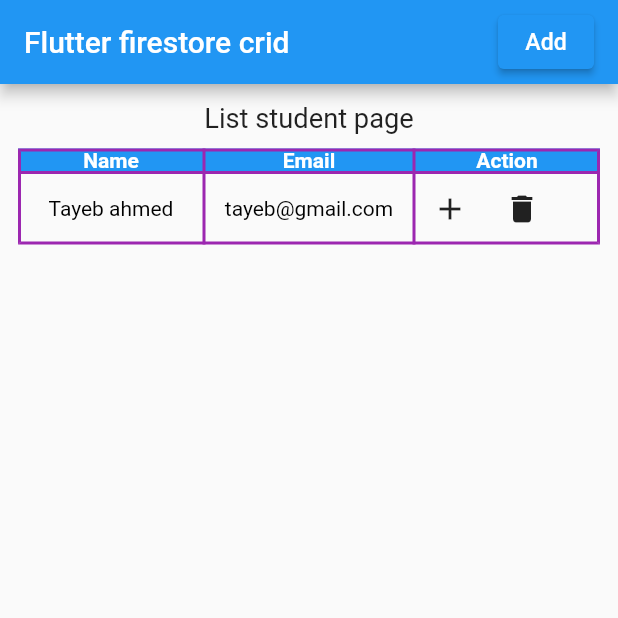
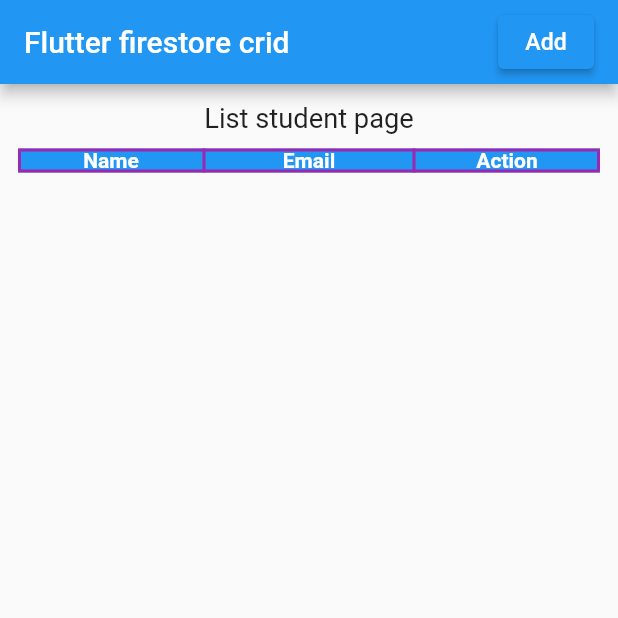
Before and after one commit to tayeb66/Firebase-CRUD, a Flutter app: the screen it shows after launch, on a phone screen of 412 x 824 dp, the top half of it. Run offline on Flutter 3.47's test engine with Material 2 defaults, Android fonts, the phone set to English and light mode, and no system bars; our stand-ins replace cloud_firestore, firebase_core; accounts and stored records are empty.

Commit message:
appearing to list data from document

```diff
--- a/lib/views/listStudent_page.dart
+++ b/lib/views/listStudent_page.dart
@@ -43,7 +43,6 @@ class _ListStudentPageState extends State<ListStudentPage> {
           Map map = document.data() as Map<String, dynamic>;
           storeDocuments.add(map);
         }).toList();
-
 
         return Scaffold(
           body: Column(
@@ -113,12 +112,16 @@ class _ListStudentPageState extends State<ListStudentPage> {
                           ),
                         ),
                       ]),
+
+                      ///appearing to list data from document
+                      ///using for loop
+                      for(var i=0; i<storeDocuments.length; i++)...[
                         TableRow(children: [
                           TableCell(
                             child: Container(
                               child: Center(
                                 child: Text(
-                                'Tayeb ahmed',
+                                  storeDocuments[i]['name'],
                                   style: TextStyle(
                                     color: Colors.black,
                                   ),
@@ -130,7 +133,7 @@ class _ListStudentPageState extends State<ListStudentPage> {
                             child: Container(
                               child: Center(
                                 child: Text(
-                                'tayeb@gmail.com',
+                                  storeDocuments[i]['email'],
                                   style: TextStyle(
                                     color: Colors.black,
                                   ),
@@ -162,6 +165,8 @@ class _ListStudentPageState extends State<ListStudentPage> {
                           ),
                         ]),
                       ],
+
+                    ],
                   ),
                 ),
               ),
```
Lines whose indentation alone changed are shown as unchanged.
